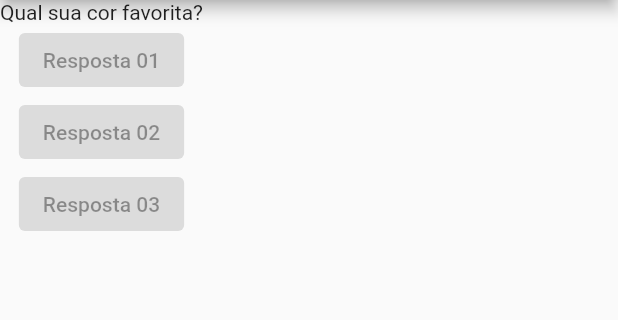
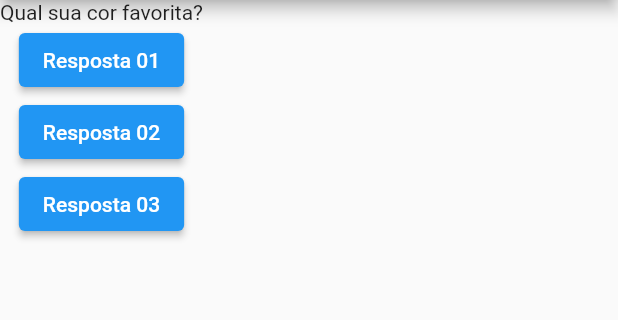
Before and after one commit to wellingtonzero21/Flutter, a Flutter app: the screen it shows after launch, on a phone screen of 412 x 824 dp, the part 84-404 px from its top. Run offline on Flutter 3.47's test engine with Material 2 defaults, Android fonts, the phone set to English and light mode, and no system bars.

Commit message:
adicionando funções aos botões

```diff
--- a/projeto_perguntas/lib/main.dart
+++ b/projeto_perguntas/lib/main.dart
@@ -4,6 +4,14 @@ main() => runApp(PerguntaApp());
 
 
 class PerguntaApp extends StatelessWidget {
+
+  var perguntaSelecionada = 0;
+  void resposta(){
+    perguntaSelecionada++;
+    print('Respondida!');
+    print(perguntaSelecionada);
+  }
+
   @override
   Widget build(BuildContext context){
     final List<String> perguntas = [
@@ -17,10 +25,10 @@ class PerguntaApp extends StatelessWidget {
         ),
       body: Column(
         children: [
-          Text(perguntas[0]),
-            ElevatedButton(onPressed: null, child: Text('Resposta 01')),
-            ElevatedButton(onPressed: null, child: Text('Resposta 02')),
-            ElevatedButton(onPressed: null, child: Text('Resposta 03')),
+          Text(perguntas[perguntaSelecionada]),
+            ElevatedButton(onPressed: resposta, child: Text('Resposta 01')),
+            ElevatedButton(onPressed: resposta, child: Text('Resposta 02')),
+            ElevatedButton(onPressed: resposta, child: Text('Resposta 03')),
         ],
       ),
      ),
```
